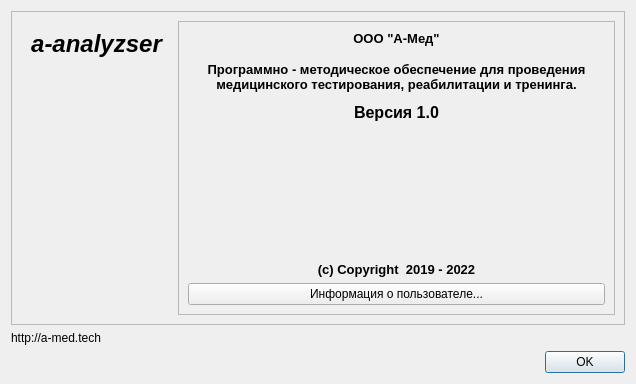
Before: the Qt Designer form aboutdialog.ui in grigp/a-analyser, drawn with Qt 5.
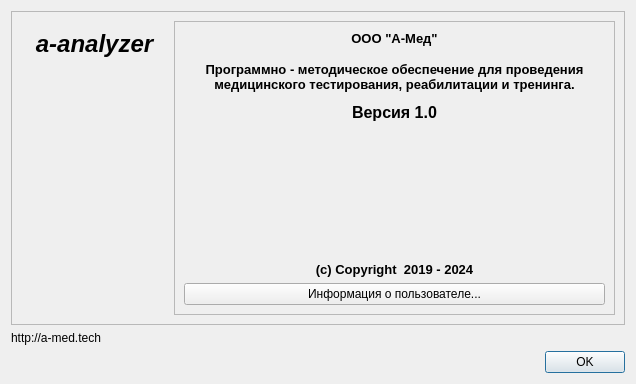
After: the same form once the commit is applied. Icons and pictures are not drawn.

Patch:
```diff
--- a/aboutdialog.ui
+++ b/aboutdialog.ui
@@ -44,7 +44,7 @@
             </font>
            </property>
            <property name="text">
-            <string>a-analyzser</string>
+            <string>a-analyzer</string>
            </property>
            <property name="alignment">
             <set>Qt::AlignCenter</set>
@@ -229,7 +229,7 @@
             </font>
            </property>
            <property name="text">
-            <string>(c) Copyright  2019 - 2022</string>
+            <string>(c) Copyright  2019 - 2024</string>
            </property>
            <property name="alignment">
             <set>Qt::AlignCenter</set>
```
